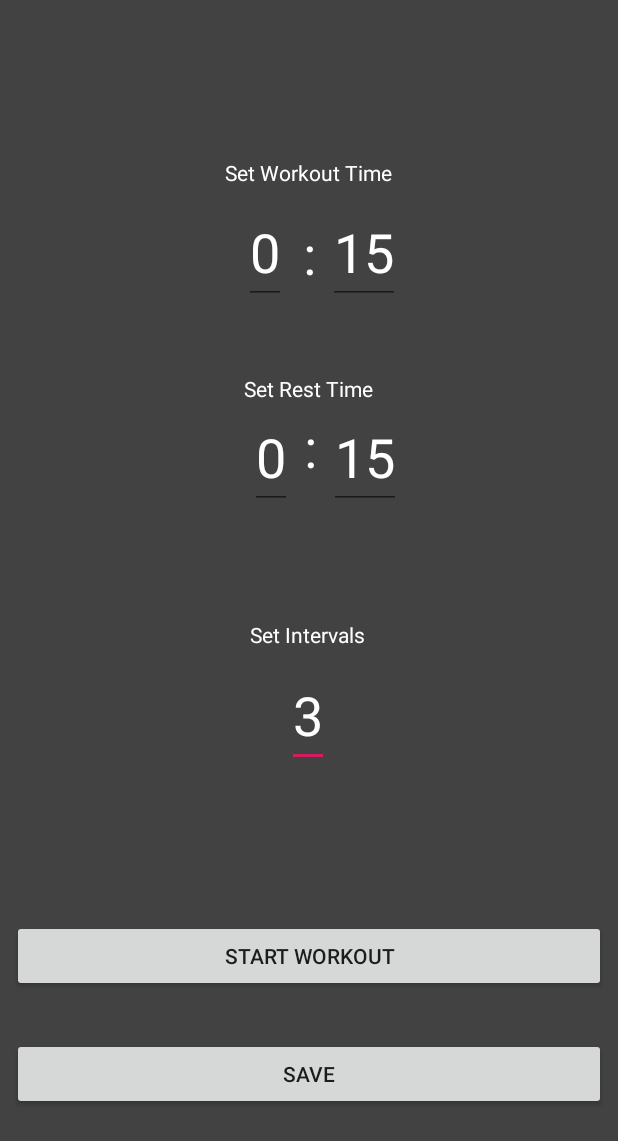
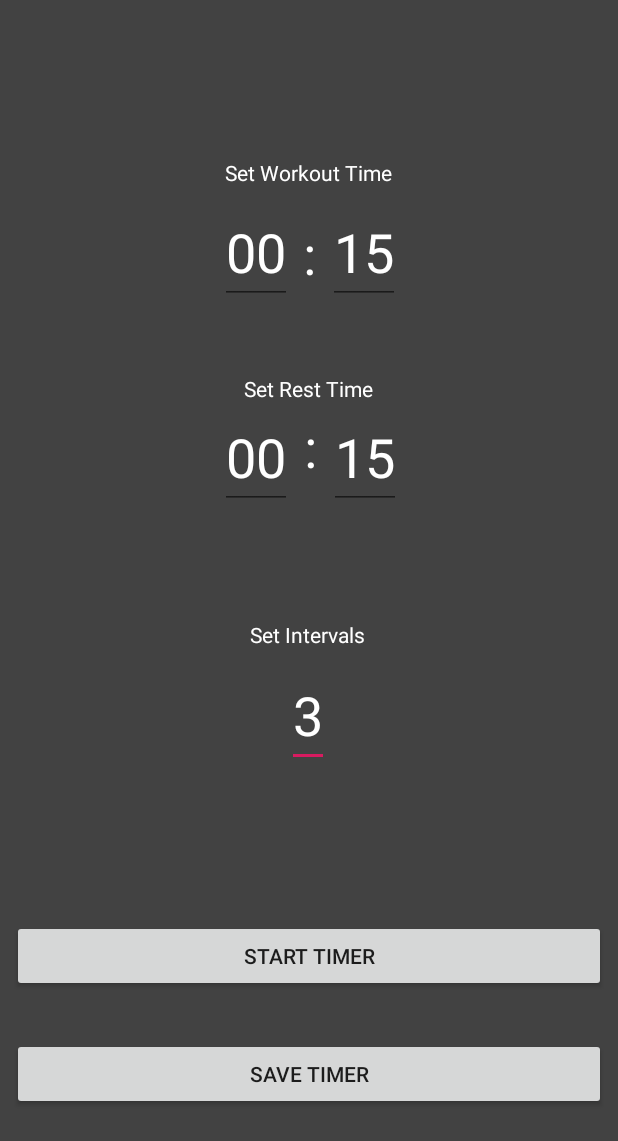
Before and after one commit to mglaser001/WorkoutIntervalTimer, an Android app: the SimpleTimerMenuActivity screen opened directly, with no data from a screen before it, on a phone screen of 412 x 824 dp. Shown: the top 1141 px of the screen. Run offline under Robolectric (Android 15) with nearby library versions, the phone set to English and light mode, and no system bars.

Commit message:
- Change appearance of LoadScreen, Timer, TimerMenu Activities -Add borderbutton xml

```diff
--- a/app/src/main/java/com/mg/database/DatabaseItemAdapter.java
+++ b/app/src/main/java/com/mg/database/DatabaseItemAdapter.java
@@ -6,6 +6,7 @@ import android.view.LayoutInflater;
 import android.view.View;
 import android.view.ViewGroup;
 import android.widget.Button;
+import android.widget.ImageView;
 import android.widget.TextView;
 import android.widget.Toast;
 
@@ -29,7 +30,7 @@ public class DatabaseItemAdapter extends RecyclerView.Adapter<DatabaseItemAdapte
     public static class DBViewHolder extends RecyclerView.ViewHolder{
         public TextView mWorkoutName;
         public TextView mWorkoutTime;
-        public Button mDeleteButton;
+        public ImageView mDeleteButton;
 
         public DBViewHolder(View itemView, final OnItemClickListener listener){
             super(itemView);
--- a/app/src/main/java/com/mg/workoutintervalapp/LoadTimerActivity.java
+++ b/app/src/main/java/com/mg/workoutintervalapp/LoadTimerActivity.java
@@ -32,6 +32,11 @@ public class LoadTimerActivity extends AppCompatActivity  implements LoadWorkout
     @Override
     protected void onCreate(Bundle savedInstanceState) {
         super.onCreate(savedInstanceState);
+        try {
+            this.getSupportActionBar().hide();
+        } catch (NullPointerException e) {
+        }
+
         setContentView(R.layout.activity_load_timer);
 
         dataBaseViewItems = new ArrayList<>();
--- a/app/src/main/res/layout/activity_custom_timer_menu.xml
+++ b/app/src/main/res/layout/activity_custom_timer_menu.xml
@@ -4,6 +4,7 @@
     xmlns:tools="http://schemas.android.com/tools"
     android:layout_width="match_parent"
     android:layout_height="match_parent"
+    android:padding="5dp"
     android:background="@color/cardview_dark_background"
     tools:context=".CustomTimerMenuActivity">
 
@@ -24,13 +25,13 @@
         android:layout_below="@id/custom_workoutName_ET"/>/>
     <Button
         android:id="@+id/custom_reps_Btn"
-        android:text="First workout repetition"
+        android:text="Repetition Workout"
         android:layout_width="match_parent"
         android:layout_height="60dp"
         android:layout_below="@id/custom_selectTitleTV"/>
     <Button
         android:id="@+id/custom_timed_Btn"
-        android:text="First workout repetition"
+        android:text="Timed workout"
         android:layout_width="match_parent"
         android:layout_height="60dp"
         android:layout_below="@id/custom_reps_Btn"/>
--- a/app/src/main/res/layout/activity_load_timer.xml
+++ b/app/src/main/res/layout/activity_load_timer.xml
@@ -22,7 +22,7 @@
             android:id="@+id/TVTimeTitle"
             android:layout_width="wrap_content"
             android:layout_height="50dp"
-            android:text="INTERVAL TIME"
+            android:text="ID"
             android:textSize="20sp"
             android:textStyle="bold"
             android:textColor="@android:color/black"
@@ -36,7 +36,7 @@
         android:padding="4dp"
         android:layout_marginTop="50dp"
         android:scrollbars="vertical"
-        android:background="@android:color/darker_gray"/>
+        android:background="@color/cardview_dark_background"/>
 
 
 
--- a/app/src/main/res/layout/activity_simple_timer_menu.xml
+++ b/app/src/main/res/layout/activity_simple_timer_menu.xml
@@ -17,6 +17,7 @@
         android:layout_marginBottom="8dp"
         android:inputType="number"
         android:text="3"
+        android:maxLength="3"
         android:textColor="@color/cardview_light_background"
         android:textSize="36sp"
         app:layout_constraintBottom_toBottomOf="parent"
@@ -106,7 +107,8 @@
         android:layout_marginEnd="8dp"
         android:layout_marginBottom="8dp"
         android:inputType="number"
-        android:text="0"
+        android:maxLength="3"
+        android:text="00"
         android:textColor="@color/cardview_light_background"
         android:textSize="36sp"
         app:layout_constraintBottom_toBottomOf="parent"
@@ -125,7 +127,8 @@
         android:layout_marginEnd="8dp"
         android:layout_marginBottom="8dp"
         android:inputType="number"
-        android:text="0"
+        android:maxLength="3"
+        android:text="00"
         android:textColor="@color/cardview_light_background"
         android:textSize="36sp"
         app:layout_constraintBottom_toBottomOf="@+id/setRestTimeSeconds"
@@ -160,6 +163,7 @@
         android:layout_marginEnd="8dp"
         android:layout_marginBottom="8dp"
         android:inputType="number"
+        android:maxLength="2"
         android:text="15"
         android:textColor="@color/cardview_light_background"
         android:textSize="36sp"
@@ -179,6 +183,7 @@
         android:layout_marginBottom="8dp"
         android:inputType="number"
         android:text="15"
+        android:maxLength="2"
         android:textColor="@color/cardview_light_background"
         android:textSize="36sp"
         app:layout_constraintBottom_toBottomOf="parent"
@@ -195,7 +200,7 @@
         android:layout_marginStart="8dp"
         android:layout_marginEnd="8dp"
         android:layout_marginBottom="84dp"
-        android:text="SAVE"
+        android:text="Save Timer"
         app:layout_constraintBottom_toBottomOf="parent"
         app:layout_constraintEnd_toEndOf="parent"
         app:layout_constraintHorizontal_bias="0.514"
@@ -209,7 +214,7 @@
         android:layout_marginTop="8dp"
         android:layout_marginEnd="8dp"
         android:layout_marginBottom="8dp"
-        android:text="Start Workout"
+        android:text="Start Timer"
         app:layout_constraintBottom_toTopOf="@+id/simpleTimerSave_Btn"
         app:layout_constraintEnd_toEndOf="parent"
         app:layout_constraintStart_toStartOf="parent"
```
Also changed, not shown: app/src/main/java/com/mg/workoutintervalapp/SimpleTimerMenuActivity.java (+15 -0 lines), app/src/main/res/drawable/button_border.xml (added, +7 -0 lines), app/src/main/res/layout/database_item_layout.xml (+15 -10 lines), app/src/main/res/drawable/icontrash.png (added), 2 other files.
